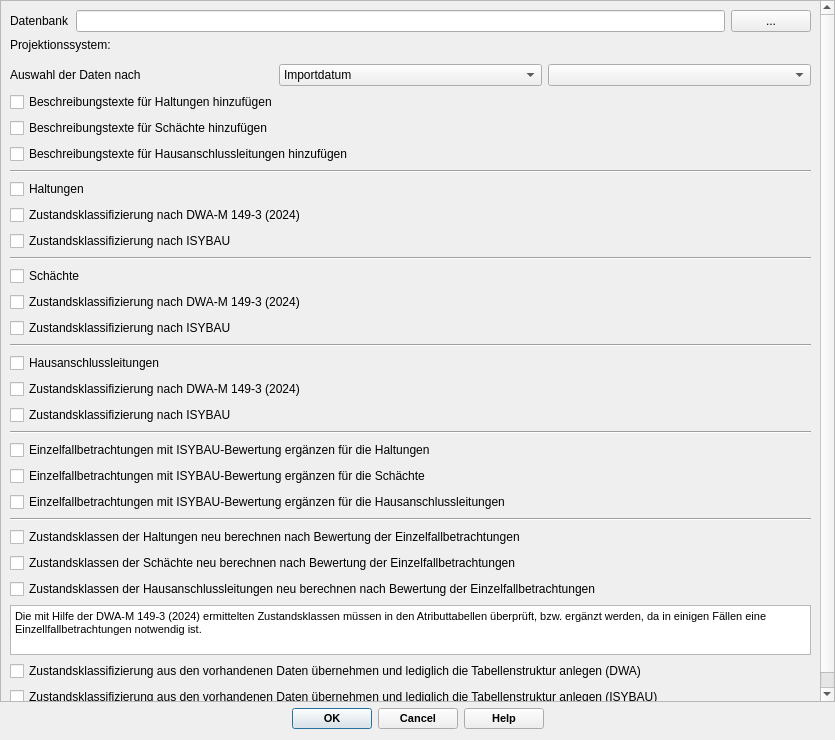
The window that qkan/zustandsklassen/res/zustandsklassen_dialog_base.ui (SonkeHoffmann/QKan-1) describes before a commit, drawn with Qt 5.
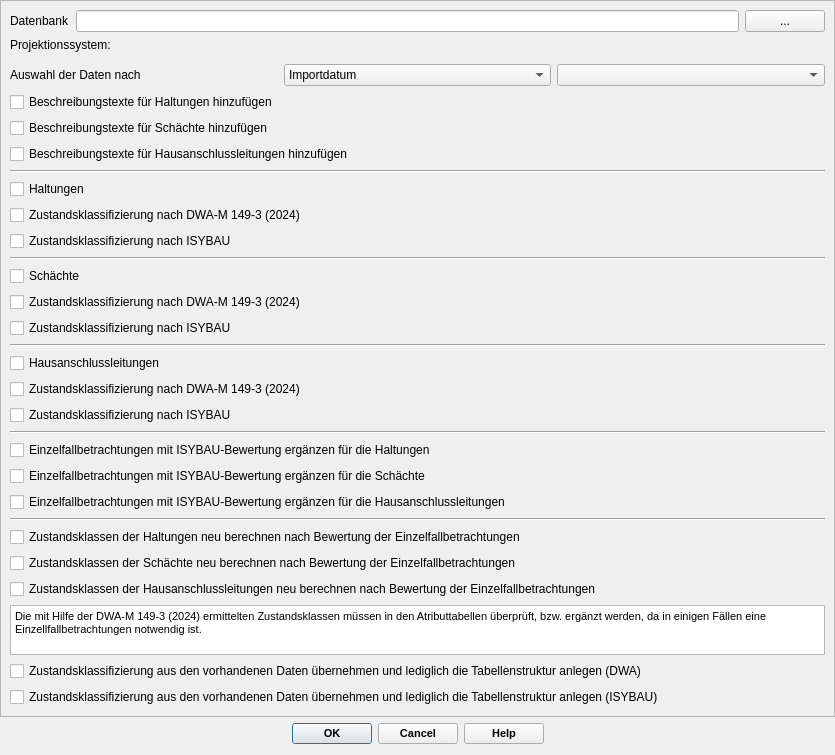
The same window after the commit. Custom widgets are drawn as their Qt base class.

The edit to the form file:
```diff
--- a/qkan/zustandsklassen/res/zustandsklassen_dialog_base.ui
+++ b/qkan/zustandsklassen/res/zustandsklassen_dialog_base.ui
@@ -7,13 +7,13 @@
     <x>0</x>
     <y>0</y>
     <width>835</width>
-    <height>740</height>
+    <height>755</height>
    </rect>
   </property>
-  <property name="maximumSize">
+  <property name="minimumSize">
    <size>
-    <width>16777215</width>
-    <height>740</height>
+    <width>280</width>
+    <height>150</height>
    </size>
   </property>
   <property name="windowTitle">
@@ -39,8 +39,8 @@
        <rect>
         <x>0</x>
         <y>0</y>
-        <width>816</width>
-        <height>701</height>
+        <width>833</width>
+        <height>715</height>
        </rect>
       </property>
       <layout class="QVBoxLayout" name="verticalLayout_3">
```
